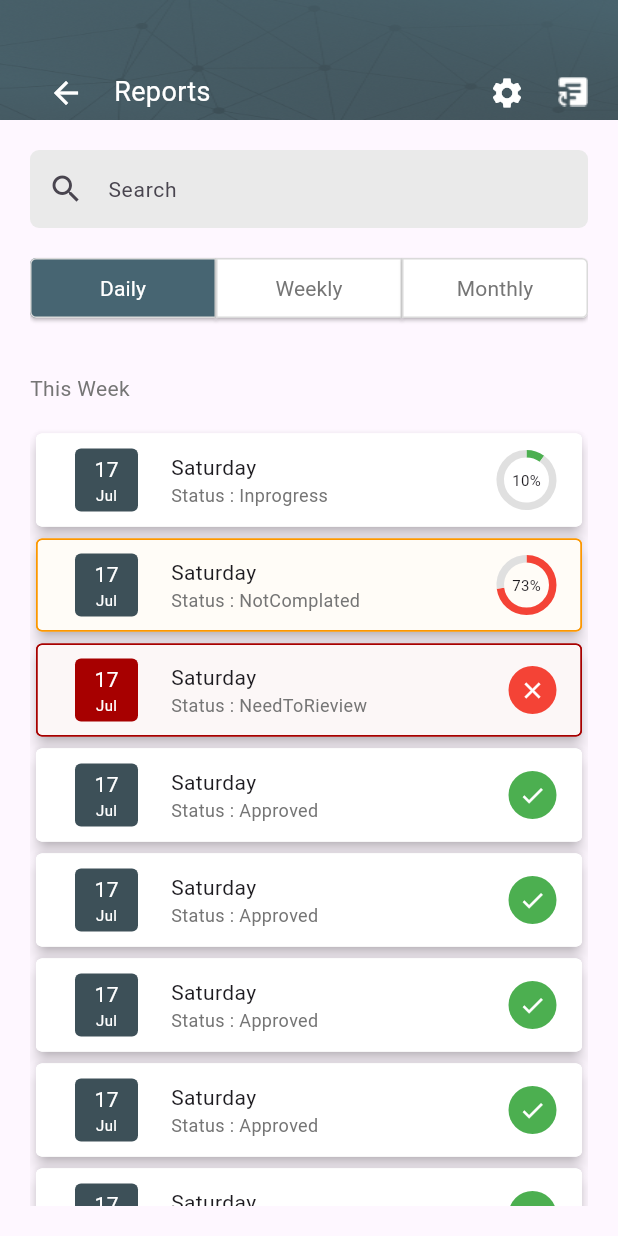
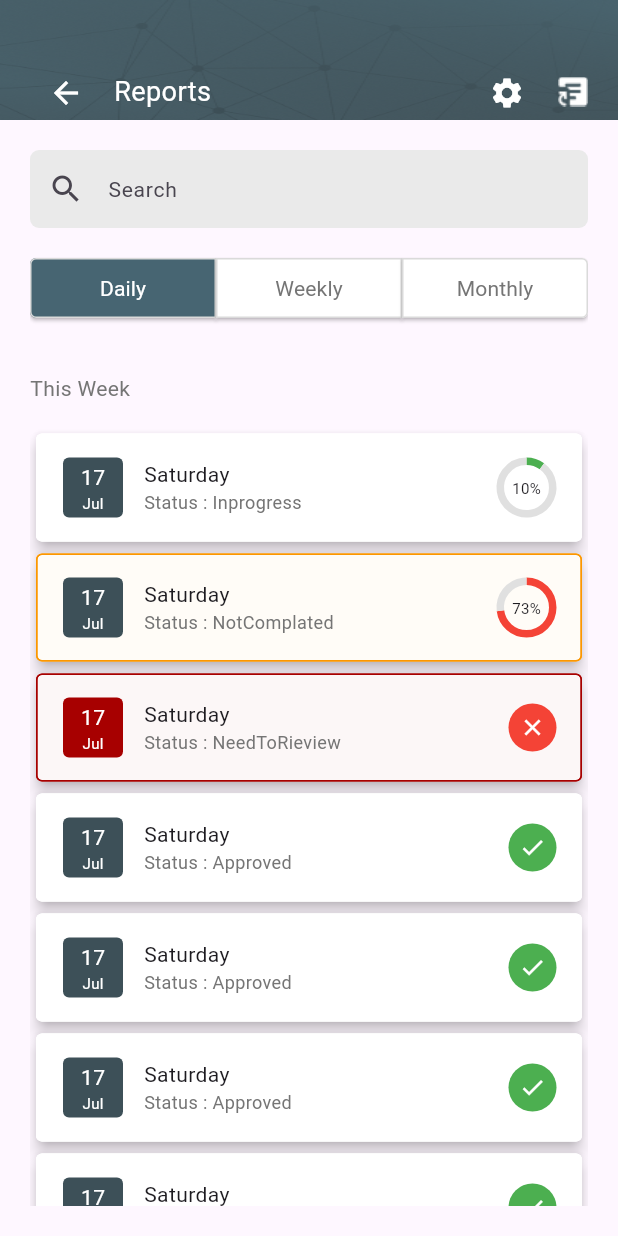
Before and after one commit to ahmed-shorbagy/test_screens, a Flutter app: the AllProjectsView screen opened by its route, on a phone screen of 412 x 824 dp. Run offline on Flutter 3.47's test engine with Material 3 defaults, Android fonts, the phone set to English and light mode, and no system bars; our stand-ins replace flutter_screenutil, flutter_svg, get.

Commit message:
usin flutter_screenUtilities for font size and solving th all projects view listitem pixels over flow

```diff
--- a/lib/app/modules/home/views/widgets/all_projects_view_widgets.dart
+++ b/lib/app/modules/home/views/widgets/all_projects_view_widgets.dart
@@ -192,7 +192,7 @@ class SearchResultsItem extends StatelessWidget {
       color: Colors.white,
       elevation: 4,
       child: Container(
-        height: 62,
+        height: 72,
         decoration: BoxDecoration(
             borderRadius: BorderRadius.circular(4),
             color: _getColor(searchResultsITemModel.status).withOpacity(0.03),
@@ -203,10 +203,14 @@ class SearchResultsItem extends StatelessWidget {
           padding: const EdgeInsets.symmetric(horizontal: 16),
           child: Row(
             children: [
-              DateContainer(
-                color: searchResultsITemModel.status == ToDoStatus.NeedToRieview
-                    ? const Color(0xffA70000)
-                    : const Color(0xff3D5058),
+              Padding(
+                padding: const EdgeInsets.symmetric(vertical: 14),
+                child: DateContainer(
+                  color:
+                      searchResultsITemModel.status == ToDoStatus.NeedToRieview
+                          ? const Color(0xffA70000)
+                          : const Color(0xff3D5058),
+                ),
               ),
               const SizedBox(
                 width: 13,
@@ -349,10 +353,10 @@ class DateContainer extends StatelessWidget {
       child: FittedBox(
         fit: BoxFit.scaleDown,
         child: Container(
+          width: 40,
+          height: 40,
           alignment: Alignment.center,
           margin: EdgeInsets.zero,
-          height: 42,
-          width: 42,
           padding: const EdgeInsets.only(top: 2, left: 4, right: 4, bottom: 2),
           decoration: BoxDecoration(
             color: color,
--- a/lib/core/utils/app_styles.dart
+++ b/lib/core/utils/app_styles.dart
@@ -1,35 +1,36 @@
 import 'package:flutter/material.dart';
+import 'package:flutter_screenutil/flutter_screenutil.dart';
 
 abstract class AppStyles {
-  static const String fontFamily = 'Roboto';
-  static TextStyle regular14 = const TextStyle(
+  static String fontFamily = 'Roboto';
+  static TextStyle regular14 = TextStyle(
     fontFamily: fontFamily,
     fontWeight: FontWeight.w400,
-    fontSize: 14,
+    fontSize: 14.sp,
   );
-  static TextStyle regular12 = const TextStyle(
+  static TextStyle regular12 = TextStyle(
       fontFamily: fontFamily,
       fontWeight: FontWeight.w400,
-      fontSize: 12,
+      fontSize: 12.sp,
       color: Colors.white);
-  static TextStyle regular10 = const TextStyle(
+  static TextStyle regular10 = TextStyle(
     fontFamily: fontFamily,
     fontWeight: FontWeight.w400,
-    fontSize: 10,
+    fontSize: 10.sp,
   );
-  static TextStyle medium14 = const TextStyle(
+  static TextStyle medium14 = TextStyle(
     fontFamily: fontFamily,
     fontWeight: FontWeight.w500,
-    fontSize: 14,
+    fontSize: 14.sp,
   );
-  static TextStyle medium18 = const TextStyle(
+  static TextStyle medium18 = TextStyle(
     fontFamily: fontFamily,
     fontWeight: FontWeight.w500,
-    fontSize: 18,
+    fontSize: 18.sp,
   );
-  static TextStyle semiBold32 = const TextStyle(
+  static TextStyle semiBold32 = TextStyle(
       fontFamily: fontFamily,
       fontWeight: FontWeight.w600,
-      fontSize: 32,
+      fontSize: 32.sp,
       color: Colors.white);
 }
```
Also changed, not shown: lib/core/utils/size_config.dart (+4 -14 lines), lib/main.dart (+12 -6 lines).
